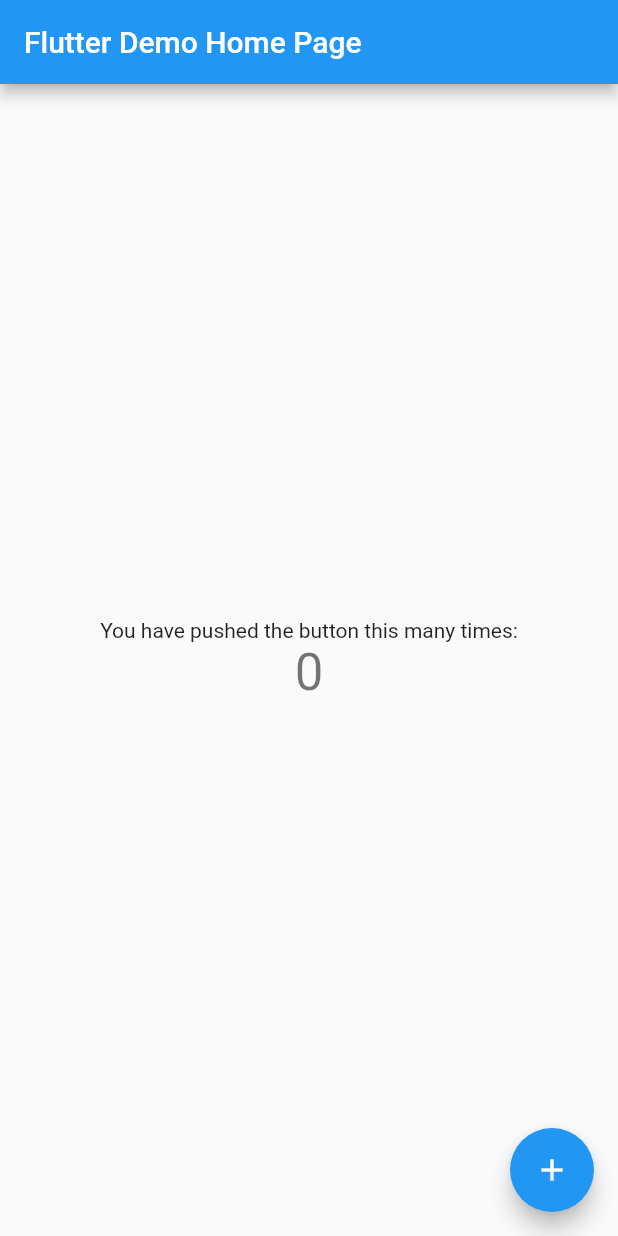
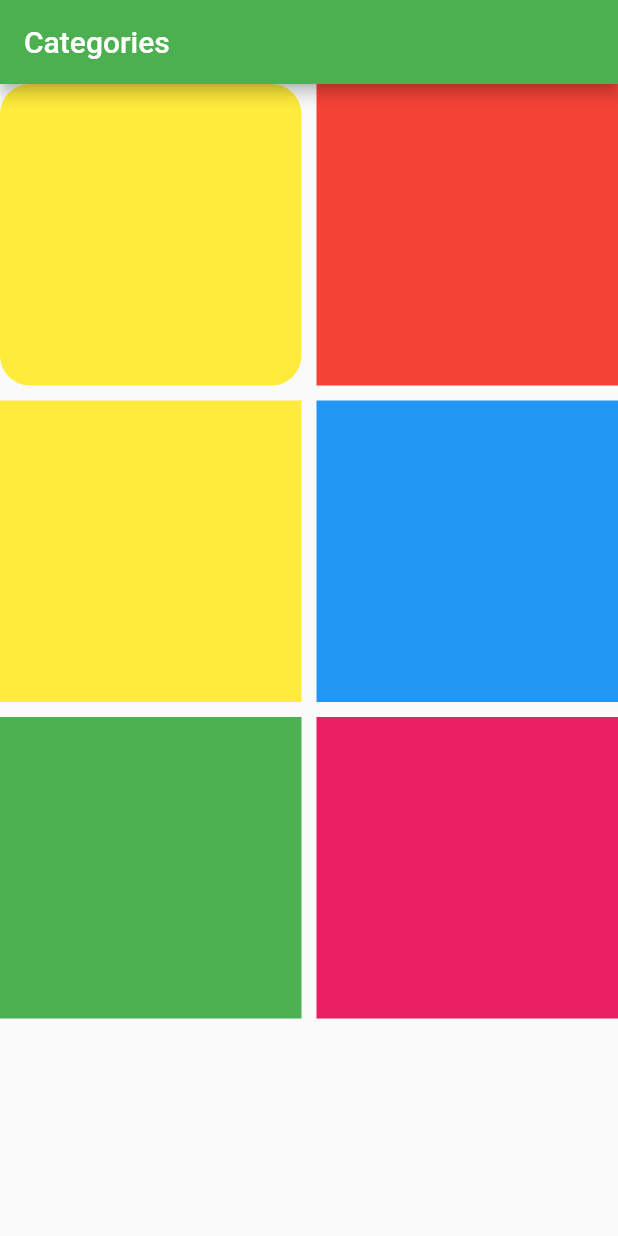
Before and after one commit to GolamMorshed/Stories, a Flutter app: the screen it shows after launch, on a phone screen of 412 x 824 dp. Run offline on Flutter 3.47's test engine with Material 2 defaults, Android fonts, the phone set to English and light mode, and no system bars.

Commit message:
screen design

```diff
--- a/lib/main.dart
+++ b/lib/main.dart
@@ -1,115 +1,16 @@
 import 'package:flutter/material.dart';
+import 'package:story_line/screens/registration.dart';
+import 'package:story_line/screens/login.dart';
+import 'package:story_line/screens/category.dart';
 
 void main() {
-  runApp(const MyApp());
+  runApp(MaterialApp(
+    debugShowCheckedModeBanner: false,
+    initialRoute: 'category',
+    routes: {
+      'registration': (context)=>registration(),
+      'login': (context)=>login(),
+      'category': (context)=>category(),
+    },
+  ));
 }
-
-class MyApp extends StatelessWidget {
-  const MyApp({super.key});
-
-  // This widget is the root of your application.
-  @override
-  Widget build(BuildContext context) {
-    return MaterialApp(
-      title: 'Flutter Demo',
-      theme: ThemeData(
-        // This is the theme of your application.
-        //
-        // Try running your application with "flutter run". You'll see the
-        // application has a blue toolbar. Then, without quitting the app, try
-        // changing the primarySwatch below to Colors.green and then invoke
-        // "hot reload" (press "r" in the console where you ran "flutter run",
-        // or simply save your changes to "hot reload" in a Flutter IDE).
-        // Notice that the counter didn't reset back to zero; the application
-        // is not restarted.
-        primarySwatch: Colors.blue,
-      ),
-      home: const MyHomePage(title: 'Flutter Demo Home Page'),
-    );
-  }
-}
-
-class MyHomePage extends StatefulWidget {
-  const MyHomePage({super.key, required this.title});
-
-  // This widget is the home page of your application. It is stateful, meaning
-  // that it has a State object (defined below) that contains fields that affect
-  // how it looks.
-
-  // This class is the configuration for the state. It holds the values (in this
-  // case the title) provided by the parent (in this case the App widget) and
-  // used by the build method of the State. Fields in a Widget subclass are
-  // always marked "final".
-
-  final String title;
-
-  @override
-  State<MyHomePage> createState() => _MyHomePageState();
-}
-
-class _MyHomePageState extends State<MyHomePage> {
-  int _counter = 0;
-
-  void _incrementCounter() {
-    setState(() {
-      // This call to setState tells the Flutter framework that something has
-      // changed in this State, which causes it to rerun the build method below
-      // so that the display can reflect the updated values. If we changed
-      // _counter without calling setState(), then the build method would not be
-      // called again, and so nothing would appear to happen.
-      _counter++;
-    });
-  }
-
-  @override
-  Widget build(BuildContext context) {
-    // This method is rerun every time setState is called, for instance as done
-    // by the _incrementCounter method above.
-    //
-    // The Flutter framework has been optimized to make rerunning build methods
-    // fast, so that you can just rebuild anything that needs updating rather
-    // than having to individually change instances of widgets.
-    return Scaffold(
-      appBar: AppBar(
-        // Here we take the value from the MyHomePage object that was created by
-        // the App.build method, and use it to set our appbar title.
-        title: Text(widget.title),
-      ),
-      body: Center(
-        // Center is a layout widget. It takes a single child and positions it
-        // in the middle of the parent.
-        child: Column(
-          // Column is also a layout widget. It takes a list of children and
-          // arranges them vertically. By default, it sizes itself to fit its
-          // children horizontally, and tries to be as tall as its parent.
-          //
-          // Invoke "debug painting" (press "p" in the console, choose the
-          // "Toggle Debug Paint" action from the Flutter Inspector in Android
-          // Studio, or the "Toggle Debug Paint" command in Visual Studio Code)
-          // to see the wireframe for each widget.
-          //
-          // Column has various properties to control how it sizes itself and
-          // how it positions its children. Here we use mainAxisAlignment to
-          // center the children vertically; the main axis here is the vertical
-          // axis because Columns are vertical (the cross axis would be
-          // horizontal).
-          mainAxisAlignment: MainAxisAlignment.center,
-          children: <Widget>[
-            const Text(
-              'You have pushed the button this many times:',
-            ),
-            Text(
-              '$_counter',
-              style: Theme.of(context).textTheme.headlineMedium,
-            ),
-          ],
-        ),
-      ),
-      floatingActionButton: FloatingActionButton(
-        onPressed: _incrementCounter,
-        tooltip: 'Increment',
-        child: const Icon(Icons.add),
-      ), // This trailing comma makes auto-formatting nicer for build methods.
-    );
-  }
-}
--- /dev/null
+++ b/lib/screens/category.dart
@@ -0,0 +1,34 @@
+import 'package:flutter/material.dart';
+class category extends StatefulWidget {
+  const category({Key? key}) : super(key: key);
+
+  @override
+  State<category> createState() => _categoryState();
+}
+
+class _categoryState extends State<category> {
+  @override
+  Widget build(BuildContext context) {
+    return MaterialApp(
+      home: Scaffold(
+        appBar: AppBar(
+            backgroundColor: Colors.green,
+            title: const Text("Categories"),
+        ),
+        body: Container(
+          child: GridView(children: [
+            Container(decoration: BoxDecoration(borderRadius: BorderRadius.circular(20),
+            color: Colors.yellow),),
+            Container(color: Colors.red),
+            Container(color: Colors.yellow),
+            Container(color: Colors.blue),
+            Container(color: Colors.green),
+            Container(color: Colors.pink),
+          ],gridDelegate: SliverGridDelegateWithFixedCrossAxisCount(crossAxisCount:2,
+          mainAxisSpacing: 10, crossAxisSpacing: 10),
+          ),
+        ),
+      ),
+    );
+  }
+}
```
Also changed, not shown: lib/screens/login.dart (added, +14 -0 lines), lib/screens/registration.dart (added, +32 -0 lines).
